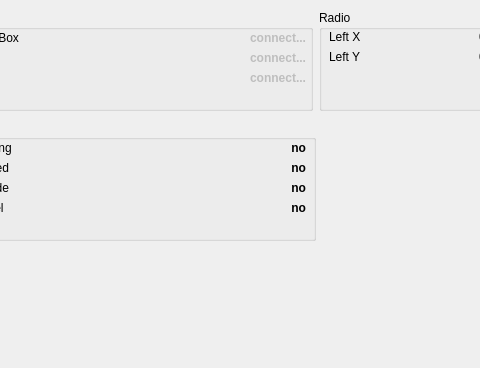
Qt form DESKTOP/app/dialogfly.ui (houdini22/HuDrone) before a commit; both pictures show x 85 to 565 and y 0 to 368 of the 800 by 688 pixel window.
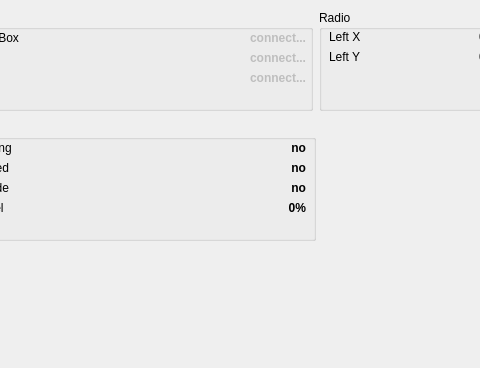
The same form after that commit.

The edit to the form file:
```diff
--- a/DESKTOP/app/dialogfly.ui
+++ b/DESKTOP/app/dialogfly.ui
@@ -430,7 +430,7 @@
         </font>
        </property>
        <property name="text">
-        <string>no</string>
+        <string>0%</string>
        </property>
        <property name="alignment">
         <set>Qt::AlignRight|Qt::AlignTrailing|Qt::AlignVCenter</set>
```
Left out of the diff: 2 changed lines with no effect on the pictures.
